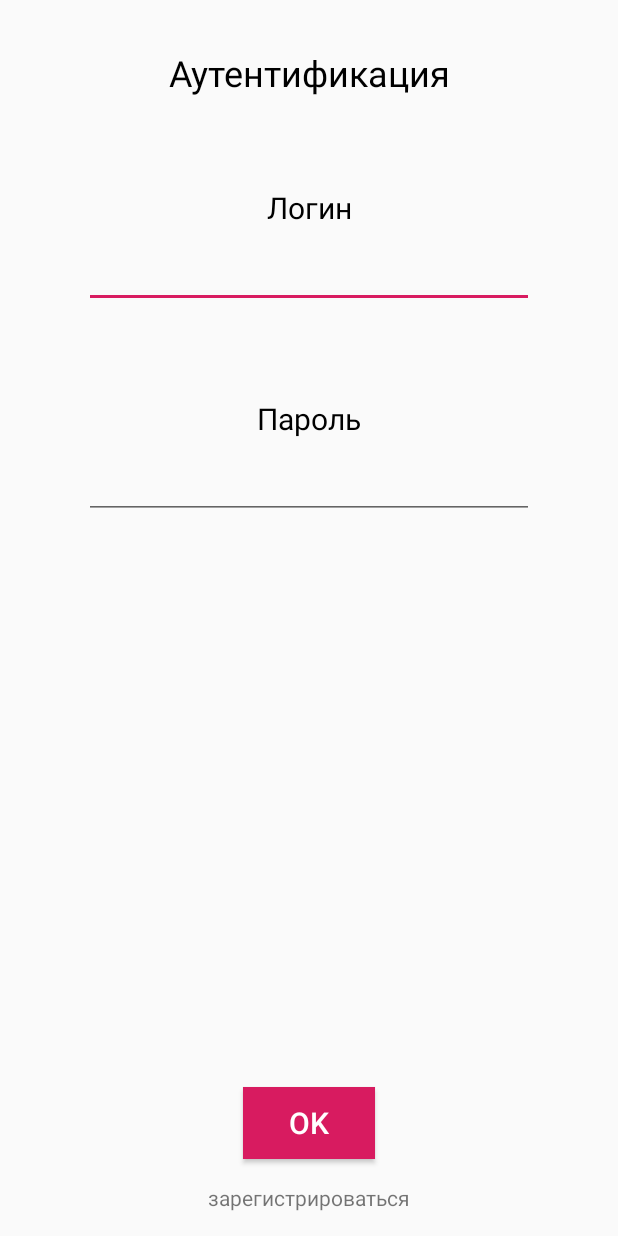
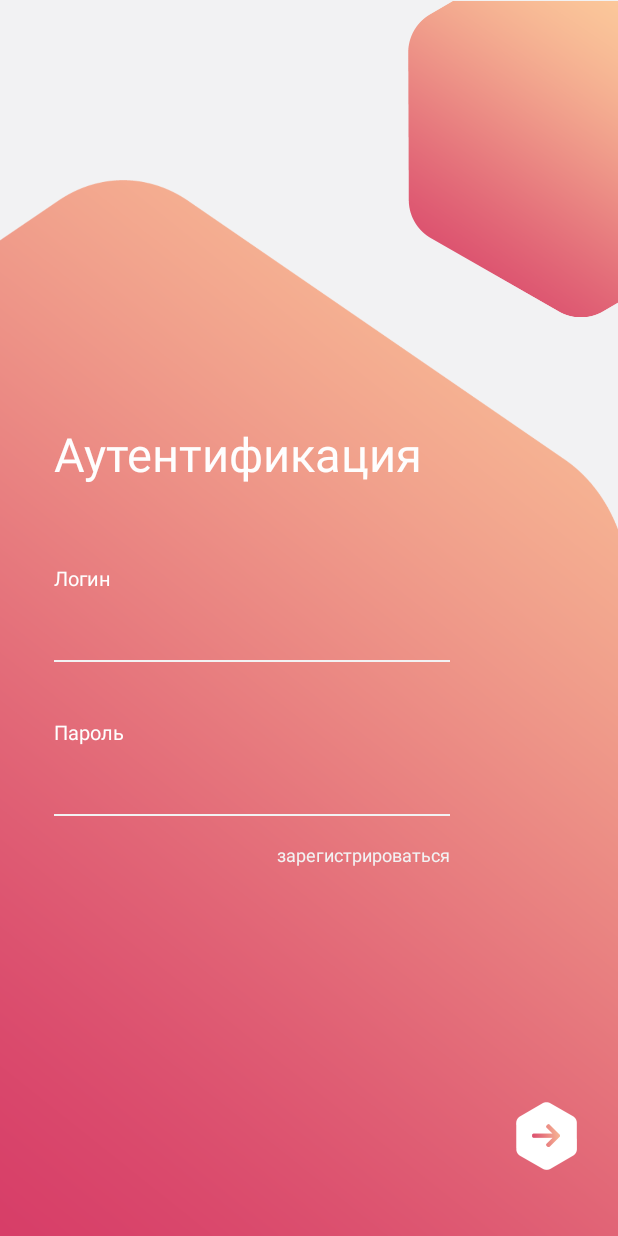
Before and after one commit to LaoNastasy/HealthyApp, an Android app: the layout fragment_authentification.xml on its own in the app's theme, with its tools: preview values and no code run, on a phone screen of 412 x 824 dp. Run offline under Robolectric (Android 15) with nearby library versions, the phone set to English and light mode, and no system bars.

Commit message:
экран аутентификации

```diff
--- /dev/null
+++ b/app/src/main/res/drawable/white_cursor_color.xml
@@ -0,0 +1,5 @@
+<?xml version="1.0" encoding="utf-8"?>
+<shape xmlns:android="http://schemas.android.com/apk/res/android" >
+    <size android:width="2dp" />
+    <solid android:color="#FFFFFF"  />
+</shape>
--- a/app/src/main/res/layout/fragment_authentification.xml
+++ b/app/src/main/res/layout/fragment_authentification.xml
@@ -1,89 +1,139 @@
 <?xml version="1.0" encoding="utf-8"?>
-<androidx.constraintlayout.widget.ConstraintLayout xmlns:android="http://schemas.android.com/apk/res/android"
-    xmlns:app="http://schemas.android.com/apk/res-auto"
+<LinearLayout xmlns:android="http://schemas.android.com/apk/res/android"
     android:layout_width="match_parent"
-    android:layout_height="match_parent">
+    android:layout_height="match_parent"
+    android:background="#f2f2f3"
+    android:orientation="vertical">
+
+    <FrameLayout
+        android:layout_width="match_parent"
+        android:layout_height="wrap_content">
+
+        <androidx.appcompat.widget.AppCompatImageView
+            android:id="@+id/imghexagon"
+            android:layout_width="140dp"
+            android:layout_height="212dp"
+            android:layout_gravity="end"
+            android:src="@drawable/hexagone1" />
+
+        <androidx.appcompat.widget.AppCompatImageView
+            android:layout_width="wrap_content"
+            android:layout_height="match_parent"
+            android:layout_marginTop="120dp"
+            android:scaleType="fitXY"
+            android:src="@drawable/hexagone2" />
+
+        <LinearLayout
+            android:layout_width="wrap_content"
+            android:layout_height="match_parent"
+            android:layout_marginStart="36dp"
+            android:layout_marginBottom="90dp"
+            android:gravity="center"
+            android:orientation="vertical"
+            android:paddingTop="125dp">
 
             <TextView
-        android:id="@+id/auth_title"
                 android:layout_width="wrap_content"
                 android:layout_height="wrap_content"
-        android:layout_marginTop="32dp"
+                android:layout_gravity="start"
+                android:gravity="start"
                 android:text="@string/auth_title"
-        android:textColor="@color/black"
-        android:textSize="24sp"
-        app:layout_constraintEnd_toEndOf="parent"
-        app:layout_constraintStart_toStartOf="parent"
-        app:layout_constraintTop_toTopOf="parent" />
+                android:textColor="#fefefe"
+                android:textSize="31.3sp" />
 
             <TextView
-        android:id="@+id/auth_login"
                 android:layout_width="wrap_content"
                 android:layout_height="wrap_content"
-        android:layout_marginTop="60dp"
+                android:layout_gravity="start"
+                android:layout_marginTop="52.7dp"
                 android:text="@string/auth_login"
-        android:textColor="@color/black"
-        android:textSize="20sp"
-        app:layout_constraintEnd_toEndOf="parent"
-        app:layout_constraintStart_toStartOf="parent"
-        app:layout_constraintTop_toBottomOf="@id/auth_title" />
+                android:textColor="#fefefe"
+                android:textSize="13.3sp" />
 
-    <androidx.appcompat.widget.AppCompatEditText
-        android:id="@+id/login"
-        android:layout_width="0dp"
+            <EditText
+                android:layout_width="match_parent"
                 android:layout_height="wrap_content"
-        android:layout_marginStart="56dp"
-        android:layout_marginTop="8dp"
-        android:layout_marginEnd="56dp"
-        app:layout_constraintEnd_toEndOf="parent"
-        app:layout_constraintStart_toStartOf="parent"
-        app:layout_constraintTop_toBottomOf="@id/auth_login" />
+                android:layout_gravity="start"
+                android:layout_marginTop="18dp"
+                android:background="@android:color/transparent"
+                android:inputType="textEmailAddress"
+                android:maxLines="1"
+                android:textColor="#FFFFFF"
+                android:textColorHint="#FFFFFF"
+                android:textCursorDrawable="@drawable/white_cursor_color"
+                android:textSize="15sp" />
+
+            <View
+                android:layout_width="263.7dp"
+                android:layout_height="1dp"
+                android:layout_gravity="start"
+                android:layout_marginTop="6.3dp"
+                android:background="#f2f2f3" />
 
             <TextView
-        android:id="@+id/auth_password"
                 android:layout_width="wrap_content"
                 android:layout_height="wrap_content"
-        android:layout_marginTop="60dp"
+                android:layout_gravity="start"
+                android:layout_marginTop="37.3dp"
                 android:text="@string/auth_password"
-        android:textColor="@color/black"
-        android:textSize="20sp"
-        app:layout_constraintEnd_toEndOf="parent"
-        app:layout_constraintStart_toStartOf="parent"
-        app:layout_constraintTop_toBottomOf="@id/login" />
+                android:textColor="#fefefe"
+                android:textSize="13.3sp" />
 
-    <androidx.appcompat.widget.AppCompatEditText
+            <LinearLayout
+                android:layout_width="match_parent"
+                android:layout_height="wrap_content"
+                android:layout_marginTop="18dp"
+                android:orientation="horizontal">
+
+                <EditText
                     android:id="@+id/password"
-        android:layout_width="0dp"
+                    android:layout_width="match_parent"
                     android:layout_height="wrap_content"
-        android:layout_marginStart="56dp"
-        android:layout_marginTop="8dp"
-        android:layout_marginEnd="56dp"
-        app:layout_constraintEnd_toEndOf="parent"
-        app:layout_constraintStart_toStartOf="parent"
-        app:layout_constraintTop_toBottomOf="@id/auth_password" />
+                    android:background="@android:color/transparent"
+                    android:inputType="textPassword"
+                    android:maxLength="10"
+                    android:maxLines="1"
+                    android:textColor="#FFFFFF"
+                    android:textColorHint="#ffffff"
+                    android:textCursorDrawable="@drawable/white_cursor_color"
+                    android:textSize="15sp" />
 
-    <Button
-        android:id="@+id/auth_button"
+            </LinearLayout>
+
+            <View
+                android:layout_width="263.7dp"
+                android:layout_height="1dp"
+                android:layout_gravity="start"
+                android:layout_marginTop="6.3dp"
+                android:background="#f2f2f3" />
+
+            <TextView
                 android:layout_width="wrap_content"
                 android:layout_height="wrap_content"
-        android:layout_marginBottom="16dp"
-        android:background="@color/colorAccent"
-        android:text="@string/auth_ok"
-        android:textColor="@color/white"
-        android:textSize="20sp"
-        app:layout_constraintBottom_toTopOf="@id/registration"
-        app:layout_constraintEnd_toEndOf="parent"
-        app:layout_constraintStart_toStartOf="parent" />
+                android:layout_gravity="end"
+                android:layout_marginTop="17.3dp"
+                android:text="@string/registration"
+                android:textColor="#f2f2f3"
+                android:textSize="12.3sp" />
 
-    <TextView
-        android:id="@+id/registration"
-        android:layout_width="wrap_content"
-        android:layout_height="wrap_content"
-        android:layout_marginBottom="16dp"
-        android:text="@string/registration"
-        app:layout_constraintBottom_toBottomOf="parent"
-        app:layout_constraintEnd_toEndOf="parent"
-        app:layout_constraintStart_toStartOf="parent" />
+        </LinearLayout>
 
+        <FrameLayout
+            android:layout_width="40.7dp"
+            android:layout_height="45.3dp"
+            android:layout_gravity="bottom|end"
+            android:layout_marginEnd="27.3dp"
+            android:layout_marginBottom="43.7dp"
+            android:background="@drawable/white_hexagone">
 
-</androidx.constraintlayout.widget.ConstraintLayout>
+            <androidx.appcompat.widget.AppCompatImageView
+                android:layout_width="18.7dp"
+                android:layout_height="15.3dp"
+                android:layout_gravity="center"
+                android:src="@drawable/right_arrow" />
+
+        </FrameLayout>
+
+    </FrameLayout>
+
+</LinearLayout>
```
Lines whose indentation alone changed are shown as unchanged.
